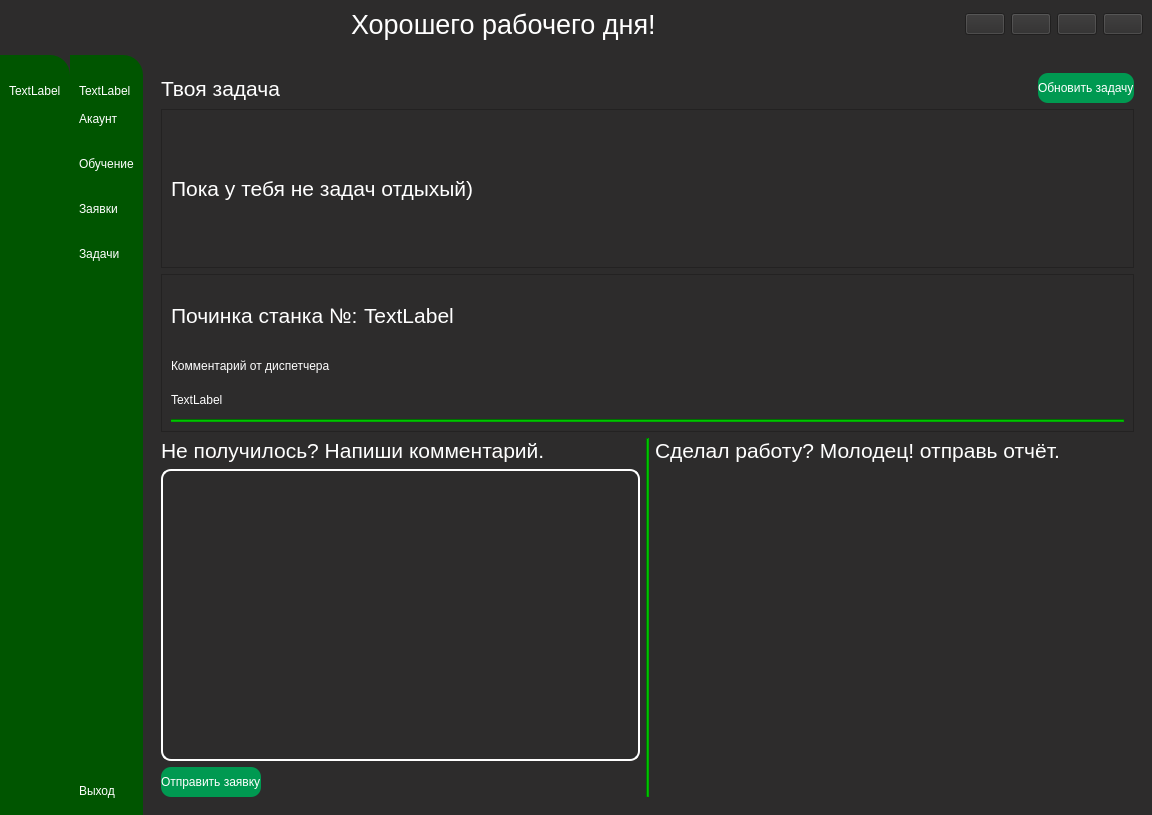
This is client/menu/menu_user.ui in 34elo/Burevestnik_project as Qt 5 draws it before an edit. The edited form follows.
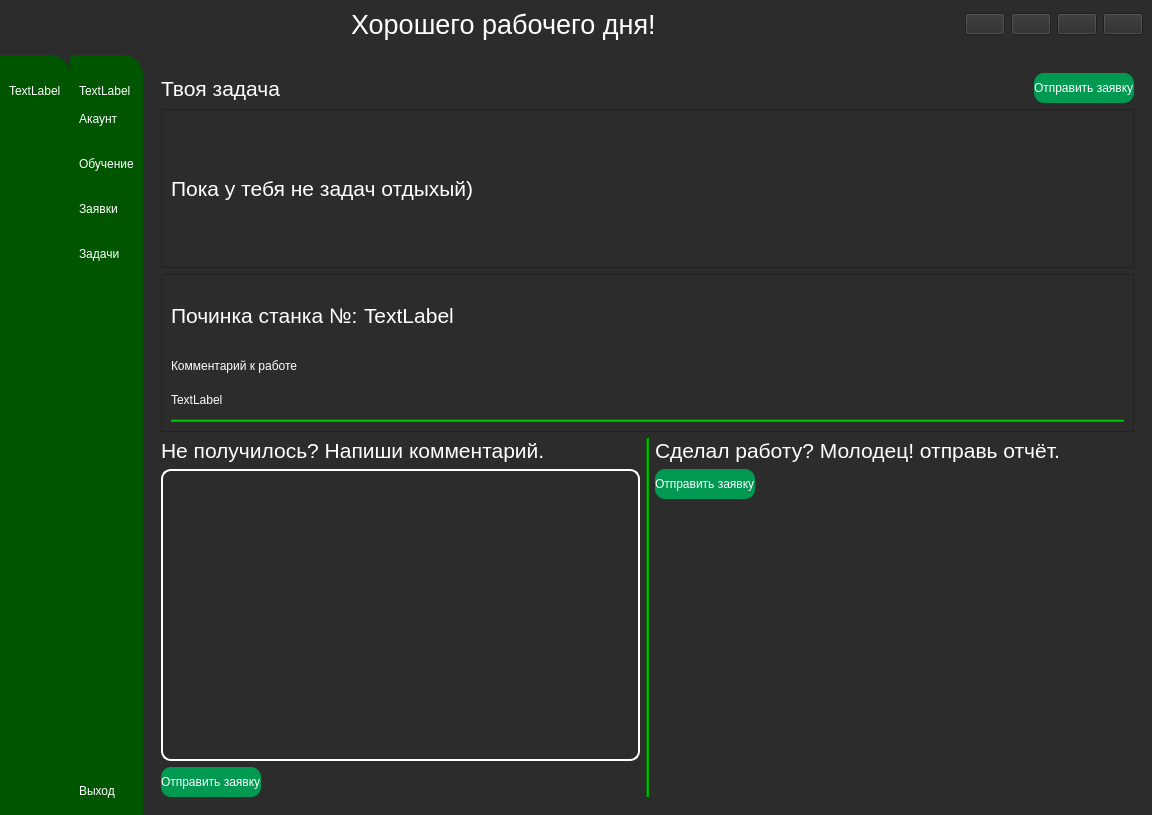
This is the edited form. Icons and pictures are not drawn.

Patch:
```diff
--- a/client/menu/menu_user.ui
+++ b/client/menu/menu_user.ui
@@ -1033,7 +1033,7 @@
                                                             </string>
                    </property>
                    <property name="text">
-                    <string>Обновить задачу</string>
+                    <string>Отправить заявку</string>
                    </property>
                   </widget>
                  </item>
@@ -1132,7 +1132,7 @@
                       <item>
                        <widget class="QLabel" name="label_41">
                         <property name="text">
-                         <string>Комментарий от диспетчера</string>
+                         <string>Комментарий к работе</string>
                         </property>
                        </widget>
                       </item>
@@ -1301,6 +1301,26 @@
                </item>
                <item>
                 <layout class="QHBoxLayout" name="horizontalLayout_30">
+                 <item>
+                  <widget class="QPushButton" name="pushButton_send_order_sucses">
+                   <property name="styleSheet">
+                    <string notr="true">
+                                                                QPushButton{
+                                                                color: white;
+                                                                text-align:left;
+                                                                background-color: rgb(0, 153, 81);
+                                                                height: 30px;
+                                                                border:none;
+                                                                border-radius: 10px;
+                                                                border-bottom-radius: 10px;
+                                                                }
+                                                            </string>
+                   </property>
+                   <property name="text">
+                    <string>Отправить заявку</string>
+                   </property>
+                  </widget>
+                 </item>
                  <item>
                   <spacer name="horizontalSpacer_16">
                    <property name="orientation">
```
Left out of the diff: 624 changed lines with no effect on the pictures.
